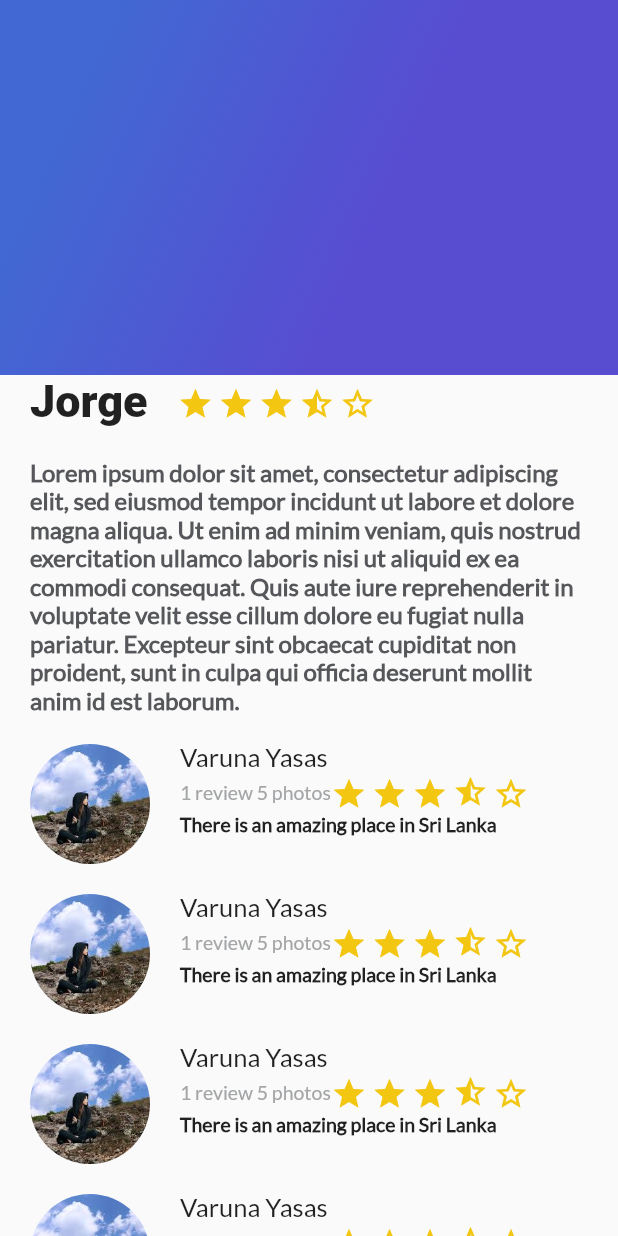
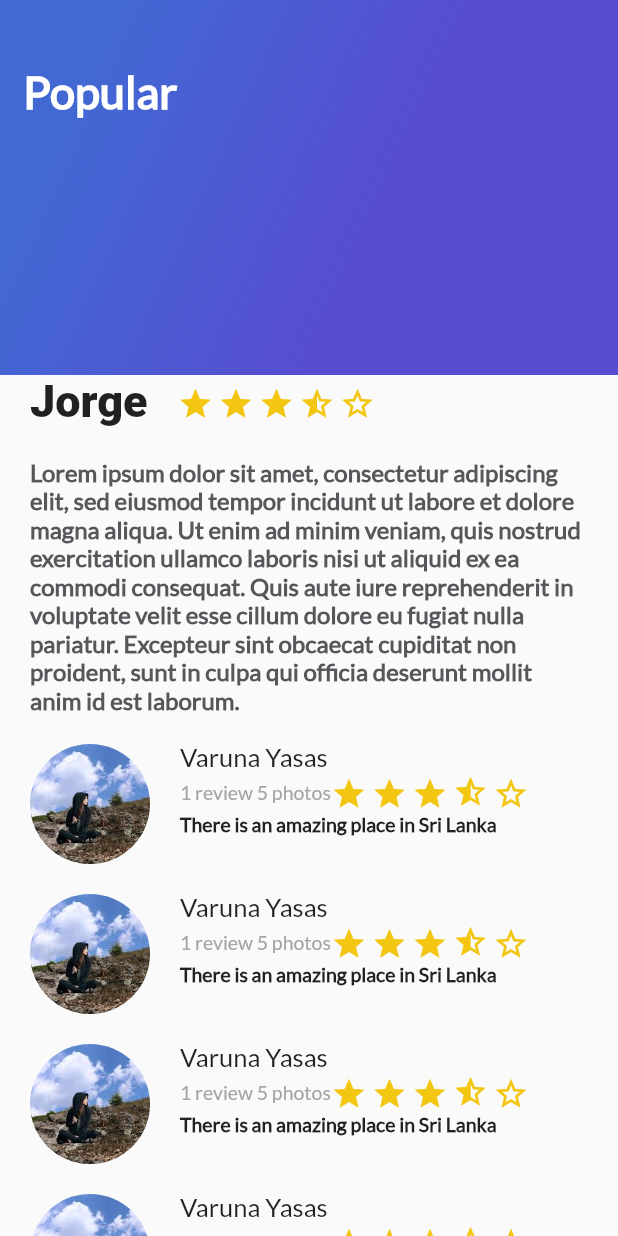
Before and after one commit to jorgesarabia/basic-flutter, a Flutter app: the screen it shows after launch, on a phone screen of 412 x 824 dp. Run offline on Flutter 3.47's test engine with Material 2 defaults, Android fonts, the phone set to English and light mode, and no system bars.

```diff
--- a/lib/gradient_back.dart
+++ b/lib/gradient_back.dart
@@ -1,6 +1,9 @@
 import 'package:flutter/material.dart';
 
 class GradientBack extends StatelessWidget{
+
+  String title = "Popular";
+
   @override
   Widget build(BuildContext context) {
     return Container(
@@ -17,6 +20,16 @@ class GradientBack extends StatelessWidget{
           tileMode: TileMode.clamp
         )
       ),
+      child: Text(
+        title,
+        style: TextStyle(
+          color: Colors.white,
+          fontSize: 30.0,
+          fontFamily: "Lato",
+          fontWeight: FontWeight.bold
+        ),
+      ),
+      alignment: Alignment(-0.9, -0.6),
     );
   }
 
```
Also changed, not shown: lib/card_image.dart (added, +35 -0 lines), 2 other files.
